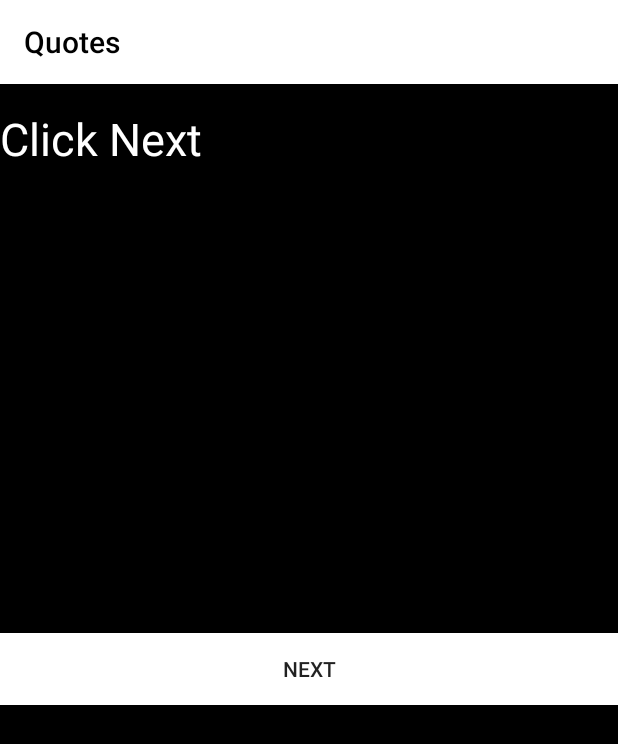
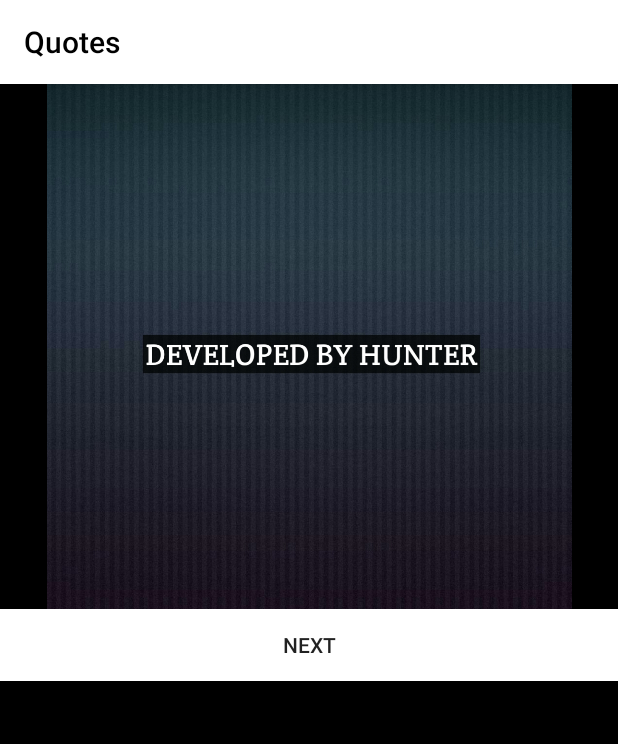
Before and after one commit to rahul-soshte/QuoteHunter, an Android app: the screen it shows after launch (MainActivity2), on a phone screen of 412 x 824 dp. Shown: the top 744 px of the screen. Run offline under Robolectric (Android 15) with nearby library versions, the phone set to English and light mode, and no system bars; our stand-ins replace Firebase (no records; nobody signed in at launch, a user with empty details on screens opened directly).

Commit message:
Hunter image without crash

```diff
--- a/app/src/main/java/com/hunterlab/hunter/motiva/MainActivity2.java
+++ b/app/src/main/java/com/hunterlab/hunter/motiva/MainActivity2.java
@@ -33,7 +33,7 @@ public class MainActivity2 extends AppCompatActivity {
     Button nextButton;
     DatabaseReference rootRef,demoRef;
     TextView textView;
-    TextView hunter;
+
     static long n;
     String value;
     ProgressBar progressBar;
@@ -48,11 +48,15 @@ public class MainActivity2 extends AppCompatActivity {
         nextButton = (Button) findViewById(R.id.imageButton2);
         textView = (TextView) findViewById(R.id.url);
         progressBar=(ProgressBar)findViewById(R.id.progress);
-        hunter=(TextView)findViewById(R.id.hunter);
+
         nextButton.setBackgroundColor(Color.WHITE);
         progressBar.setVisibility(View.GONE);
         //database reference pointing to root of database
         rootRef = FirebaseDatabase.getInstance().getReference();
+
+        Glide.with(getApplicationContext())
+                .load(R.drawable.hunter)
+                .into(imageView);
 
         nextButton.setOnClickListener(new View.OnClickListener() {
 
@@ -60,7 +64,7 @@ public class MainActivity2 extends AppCompatActivity {
             public void onClick(View view) {
                 if (isOnline()) {
                     progressBar.setVisibility(View.VISIBLE);
-                    hunter.setVisibility(View.GONE);
+
                     rootRef.addValueEventListener(new ValueEventListener() {
 
                         @Override
--- a/app/src/main/res/layout/activity_main2.xml
+++ b/app/src/main/res/layout/activity_main2.xml
@@ -14,7 +14,6 @@
     android:layout_height="350dp"
     card_view:cardBackgroundColor="@android:color/black"
     android:id="@+id/cardView"
-        android:layout_marginTop="16dp"
         android:layout_alignParentTop="true"
         android:layout_alignParentLeft="true"
         android:layout_alignParentStart="true">
@@ -33,13 +32,6 @@
             android:layout_gravity="center"
              />
 
-        <TextView
-            android:id="@+id/hunter"
-            android:textColor="@color/colorPrimaryDark"
-            android:textSize="30sp"
-            android:layout_width="wrap_content"
-            android:layout_height="wrap_content"
-            android:text="Click Next" />
 
     </android.support.v7.widget.CardView>
 
```
Also changed, not shown: app/src/main/res/drawable/hunter.jpg (added).
